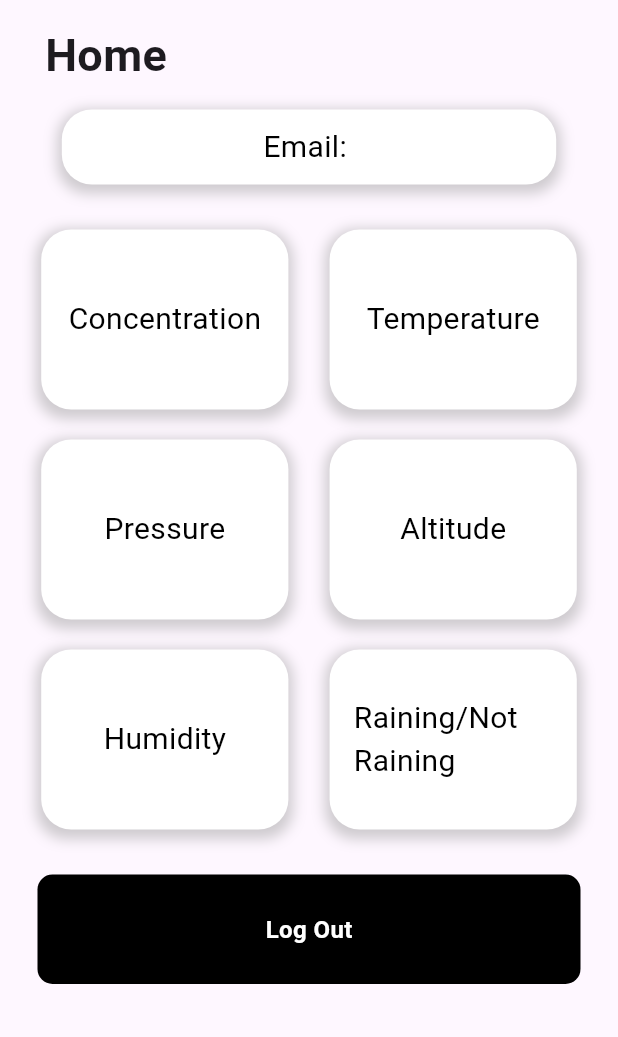
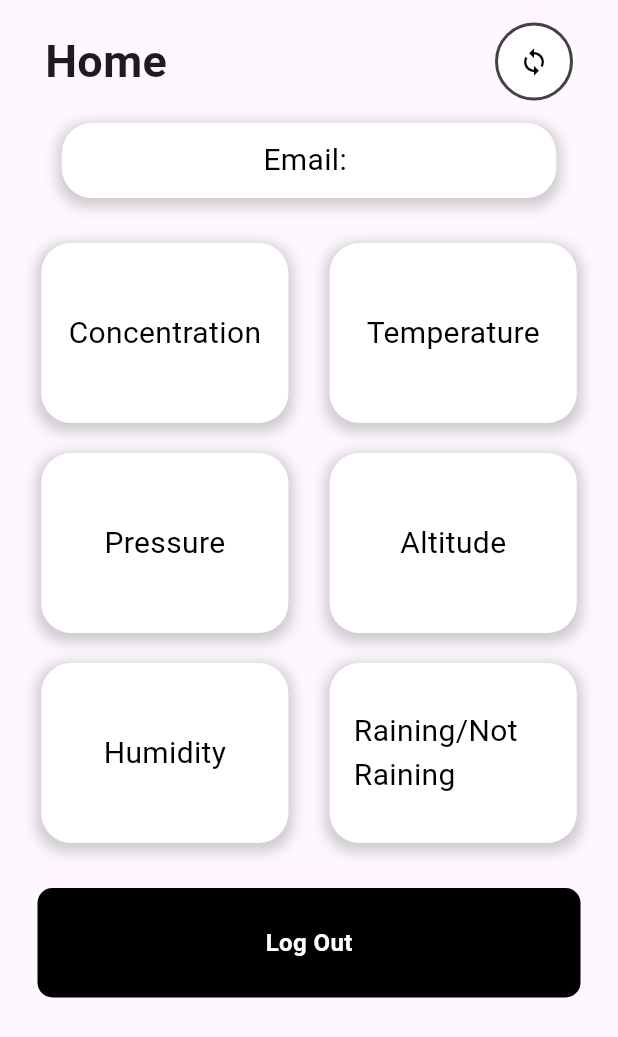
Before and after one commit to shaanjijoe/IOTApplication, a Flutter app: the screen it shows after launch, after a tap on "Sign In", on a phone screen of 412 x 824 dp. Shown: the top 1037 px of the screen. Run offline on Flutter 3.47's test engine with Material 3 defaults, Android fonts, the phone set to English and light mode, and no system bars; our stand-ins replace flutter_secure_storage, hive, hive_flutter, syncfusion_flutter_charts; accounts and stored records are empty; network calls fail.

Commit message:
Implemented loading and saving data and concentration and temperature working

```diff
--- a/lib/main.dart
+++ b/lib/main.dart
@@ -1,11 +1,13 @@
 import 'package:flutter/material.dart';
-import 'package:hive/hive.dart';
+// import 'package:hive/hive.dart';
 import 'package:hive_flutter/hive_flutter.dart';
 import 'package:iot_app/logicscripts/Database/DataModel.dart';
+import 'package:iot_app/pages/Concentration.dart';
 // import 'package:iot_app/pages/authPage.dart';
 import 'package:iot_app/pages/homePage.dart';
 // import 'package:iot_app/pages/loginPage.dart';
 import 'package:iot_app/pages/loginorregister.dart';
+import 'package:iot_app/pages/temperature.dart';
 
 void main() async {
   await Hive.initFlutter();
@@ -29,8 +31,10 @@ class MyApp extends StatelessWidget {
 
       home: const LoginOrRegister(),
       routes: {
-        '/homepage' : (context) => HomePage(),
-        '/loginorregister': (context) => LoginOrRegister(),
+        '/homepage' : (context) => const HomePage(),
+        '/loginorregister': (context) => const LoginOrRegister(),
+        '/concentration' : (context) => const Concentration(),
+        '/temperature' : (context) => const Temperature(),
       },
     );
   }
--- a/lib/pages/homePage.dart
+++ b/lib/pages/homePage.dart
@@ -1,9 +1,12 @@
 import 'dart:convert';
-
+import 'package:flutter/cupertino.dart';
 import 'package:flutter/material.dart';
+import 'package:flutter/widgets.dart';
 import 'package:iot_app/components/my_button.dart';
 import 'package:iot_app/components/rounded_tab.dart';
 import 'package:iot_app/logicscripts/FetchData.dart';
+
+import '../components/my_chart.dart';
 
 class HomePage extends StatefulWidget {
 
@@ -21,20 +24,17 @@ class _HomePageState extends State<HomePage> {
     super.initState();
     // Call the function when the widget is first created
     setEmailAndKey();
+
+    // getData();
   }
 
   String email ="";
-  // String key ="";
+  String key ="";
 
   void setEmailAndKey() async {
     // String? key2 = await FetchData.checkToken();
     String? email2 = await FetchData.readData("email");
-
-    // if(key2 == null) {
-    //   key = "";
-    // } else{
-    //   key = key2;
-    // }
+    String? key2 = await FetchData.checkToken();
 
     if(email2 == null) {
       email = "";
@@ -42,10 +42,23 @@ class _HomePageState extends State<HomePage> {
       email = email2;
     }
 
+    if(key2==null){
+      key = "";
+    } else {
+      key = key2;
+    }
+
     setState(() {
       email = email;
+      key = key;
     });
   }
+
+  // late Map<String,List<dynamic>> graph;
+  // late Map<String,List<dynamic>> stats;
+  // List<String> params = ['Concentration', 'Temperature', 'Pressure', 'Altitude', 'Humidity', 'Raining'];
+
+
 
 
 
@@ -59,6 +72,78 @@ class _HomePageState extends State<HomePage> {
     double tabheight = isTablet ? 200 : 120;
     // final double tabwidth = 300;
     // final double tabheight = 200;
+
+    void getData() async {
+
+      var dat = await FetchData.readInfo();
+      // print(dat.length);
+      DateTime? latest = null;
+      if(dat.length>0){
+        latest = dat[dat.length-1].timestamp;
+      }
+
+      // print(latest);
+
+
+      dynamic data = await FetchData.fetchInfo(email, key) ;
+      List<dynamic>? lst = data['data'];
+
+      if(lst==null){
+        return;
+      }
+
+
+      // print(lst == null);
+      for(var item in lst) {
+        DateTime timestamp = DateTime.parse(item['timestamp']);
+        double altitude, concentration, humidity, pressure,  temperature;
+        bool rain;
+        altitude = item['Altitude'];
+        concentration = item['Concentration'];
+        humidity = item['Humidity'];
+        pressure = item['Pressure'];
+        temperature = item['Temperature'];
+        rain = item['Raining'] == 1;
+        // print(rain);
+        // print(concentration);
+
+
+        if(latest == null){
+            await FetchData.insertInfo(altitude, concentration, humidity, pressure, rain, temperature, timestamp);
+        }else {
+          if(timestamp.isAfter(latest!)){
+            await FetchData.insertInfo(altitude, concentration, humidity, pressure, rain, temperature, timestamp);
+          }
+        }
+
+        // var dat2 = await FetchData.readInfo();
+
+        // print(dat2.length);
+
+
+      }
+
+      // for(var item in lst) {
+      //
+      //   for( var param in params) {
+      //
+      //     graph[param]?.add(Pair(item['timestamp'], item[param]));
+      //     stats[param]?.add(item[param]);
+      //
+      //   }
+      //   // print(item['Concentration']);
+      //   // dataList.add(Pair(item['timestamp'], item['Concentration']));
+      //   // randomData.add(item['Concentration']);
+      // }
+      //
+      //
+      // for( var param in params) {
+      //   for( var item in stats[param]!){
+      //     print(item.toString());
+      //   }
+      // }
+
+    }
 
 
     void popUpCenter (String message) {
@@ -76,6 +161,13 @@ class _HomePageState extends State<HomePage> {
           );
         },
       );// AlertDialog
+    }
+
+    void popUp(String message) {
+      final snackBar = SnackBar(
+        content: Text(message),
+      );
+      ScaffoldMessenger.of(context).showSnackBar(snackBar);
     }
 
     void logout () async {
@@ -104,15 +196,36 @@ class _HomePageState extends State<HomePage> {
                 children: [
 
                   Padding(
-                    // padding: EdgeInsets.all(30.0),
                     padding: EdgeInsets.symmetric(vertical: isTablet ? 30.0 : 15.0, horizontal: 30.0),
                     child: Row(
-                      mainAxisAlignment: MainAxisAlignment.start,
+                      mainAxisAlignment: MainAxisAlignment.spaceBetween,
                       children: [
-                        Text("Home", style: TextStyle(fontSize: isTablet ?  60 : 30, fontWeight: FontWeight.bold),),
+                        Row(
+                          children: [
+                            Text(
+                              "Home",
+                              style: TextStyle(fontSize: isTablet ? 60 : 30, fontWeight: FontWeight.bold),
+                            ),
+                          ],
+                        ),
+                        Container(
+                          decoration: BoxDecoration(
+                            shape: BoxShape.circle,
+                            color: Colors.white, // Adjust the color as needed
+                            border: Border.all(color: Colors.grey.shade800, width: 2),
+                          ),
+                          child: IconButton(
+                            onPressed: getData,
+                            icon: Icon(Icons.sync),
+                            iconSize: isTablet ? 40 : 20, // Adjust the size based on the device type
+                            color: Colors.black, // Adjust the icon color as needed
+                            tooltip: 'Sync Data',
+                          ),
+                        ),
                       ],
                     ),
                   ),
+
 
 
                   // SizedBox(height: 50),
@@ -171,8 +284,8 @@ class _HomePageState extends State<HomePage> {
                   Row(
                     mainAxisAlignment: MainAxisAlignment.spaceEvenly,
                     children: [
-                      RoundedTab(text: 'Concentration', height: tabheight, width: tabwidth,fontSize: isTablet ? 30.0 : 20.0,),
-                      RoundedTab(text: 'Temperature', height: tabheight, width: tabwidth,fontSize: isTablet ? 30.0 : 20.0,),
+                      GestureDetector(onTap: () {Navigator.pushNamed(context, '/concentration');} ,child: RoundedTab(text: 'Concentration', height: tabheight, width: tabwidth,fontSize: isTablet ? 30.0 : 20.0,)),
+                      GestureDetector(onTap: () {Navigator.pushNamed(context, '/temperature');}, child: RoundedTab(text: 'Temperature', height: tabheight, width: tabwidth,fontSize: isTablet ? 30.0 : 20.0,)),
                     ],
                   ),
                   SizedBox(height: isTablet ? 40 : 20),
--- a/lib/pages/loginPage.dart
+++ b/lib/pages/loginPage.dart
@@ -103,7 +103,7 @@ class _LoginPageState extends State<LoginPage> {
       if(save && save2){
         // popUp('Saved successfully');
         // popUpCenter(password);
-        Navigator.pushReplacementNamed(context, '/homepage');
+        Navigator.pushNamed(context, '/homepage');
       } else {
         popUp('Failed Saving');
       }
--- a/lib/pages/registerPage.dart
+++ b/lib/pages/registerPage.dart
@@ -90,6 +90,7 @@ class _RegisterPageState extends State<RegisterPage> {
       if(save && save2){
         // popUp('Saved successfully');
         popUpCenter(token);
+        Navigator.pushNamed(context, '/homepage');
       } else {
         popUp('Failed Saving');
       }
--- a/pubspec.yaml
+++ b/pubspec.yaml
@@ -40,6 +40,7 @@ dependencies:
 
   hive: ^2.2.3
   hive_flutter: ^1.1.0
+  syncfusion_flutter_charts: ^25.1.37
 
 dev_dependencies:
   flutter_test:
```
Also changed, not shown: lib/components/my_chart.dart (added, +74 -0 lines), lib/components/my_stats.dart (added, +123 -0 lines), lib/logicscripts/FetchData.dart (+9 -0 lines), lib/pages/concentration.dart (added, +125 -0 lines), lib/pages/temperature.dart (added, +125 -0 lines).
